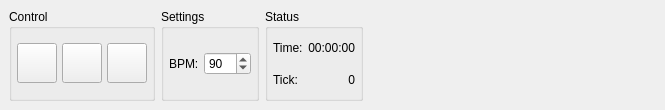
Old version of the form KSynthGUI/ControlPanelWidget.ui in the repository k-a-z-u/KSynth.
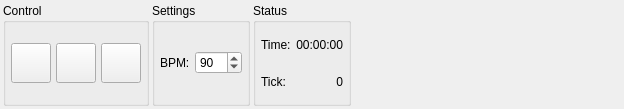
New version of the form. Icons and pictures are not drawn.

Commit message: some GUI changes for a better look. i think i need someone providing a reasonable design :P

What changed in the file:
```diff
--- a/KSynthGUI/ControlPanelWidget.ui
+++ b/KSynthGUI/ControlPanelWidget.ui
@@ -6,8 +6,8 @@
    <rect>
     <x>0</x>
     <y>0</y>
-    <width>665</width>
-    <height>110</height>
+    <width>624</width>
+    <height>109</height>
    </rect>
   </property>
   <property name="sizePolicy">
@@ -48,6 +48,12 @@
 }</string>
    </property>
    <layout class="QGridLayout" name="gridLayout">
+    <property name="margin">
+     <number>3</number>
+    </property>
+    <property name="spacing">
+     <number>3</number>
+    </property>
     <item row="0" column="3">
      <widget class="QGroupBox" name="groupBox_2">
       <property name="title">
```
Left out of the diff: 23 changed lines with no effect on the pictures. The commit also changes 4 other files.
